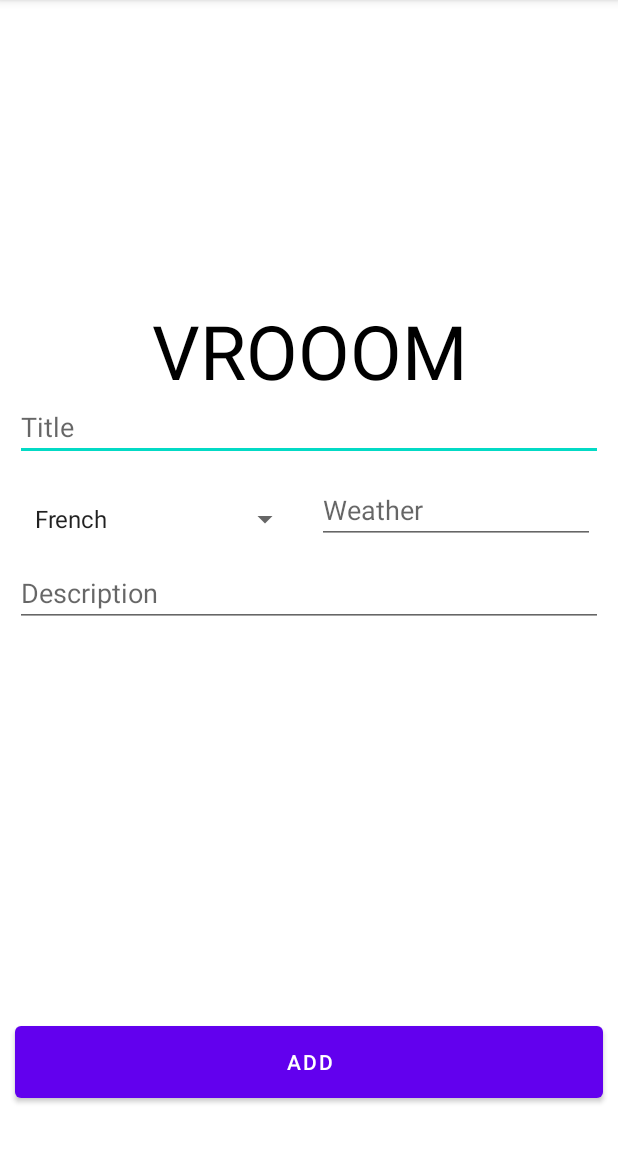
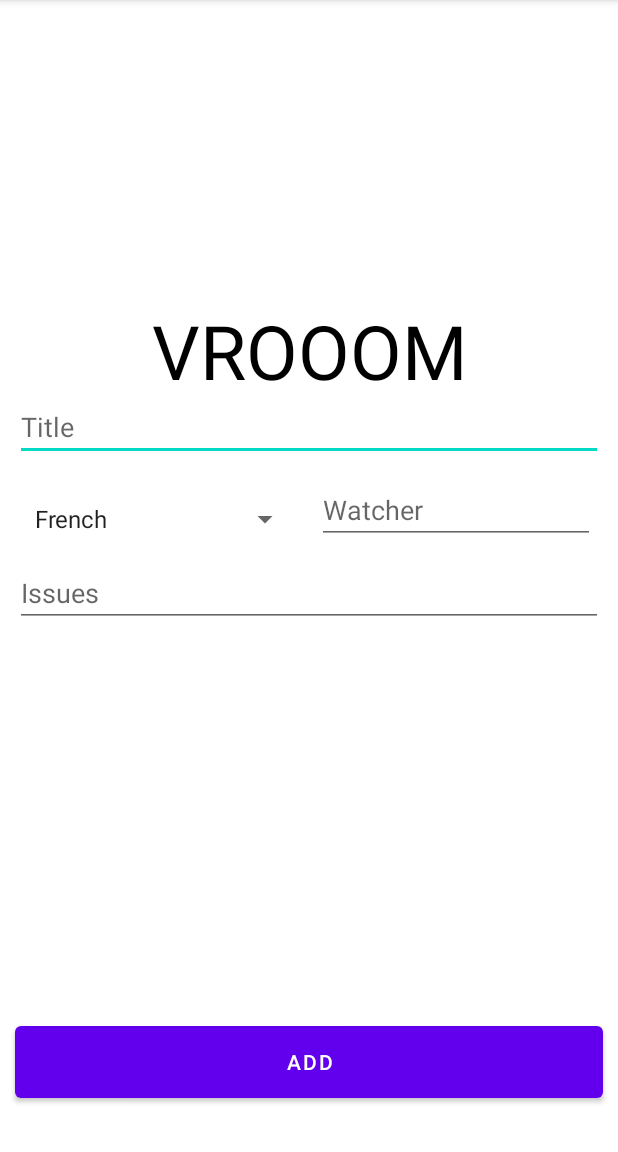
Before and after one commit to Rohan29-AN/android_tech_watch23, an Android app: the screen it shows after launch (add_project), on a phone screen of 412 x 824 dp, the part 84-1236 px from its top. Run offline under Robolectric (Android 15) with nearby library versions, the phone set to English and light mode, and no system bars; our stand-ins replace data binding.

Commit message:
fix: ID of the widget

```diff
--- a/app/src/main/res/layout/activity_add_project.xml
+++ b/app/src/main/res/layout/activity_add_project.xml
@@ -43,19 +43,19 @@
                                 android:layout_height="40dp"/>
                             <EditText
                                 android:layout_margin="5dp"
-                                android:hint="Weather"
+                                android:hint="Watcher"
                                 android:layout_weight="1"
-                                android:id="@+id/weather"
+                                android:id="@+id/watcher"
                                 android:layout_width="0dp"
                                 android:layout_height="40dp"/>
                     </LinearLayout>
 
                 <EditText
                     android:layout_marginTop="10dp"
-                    android:id="@+id/description"
+                    android:id="@+id/issues"
                     android:layout_width="match_parent"
                     android:layout_height="40dp"
-                    android:hint="Description"/>
+                    android:hint="Issues"/>
 
             </LinearLayout>
 
```
